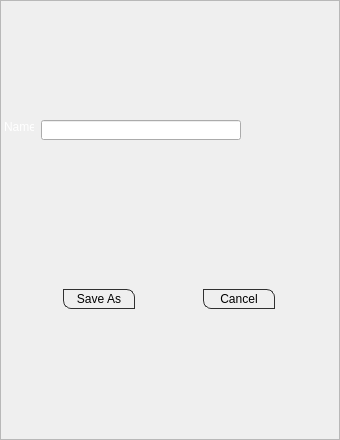
Old version of the form bin/data/ui/ogrescripteditor.ui in the repository realXtend/tundra.
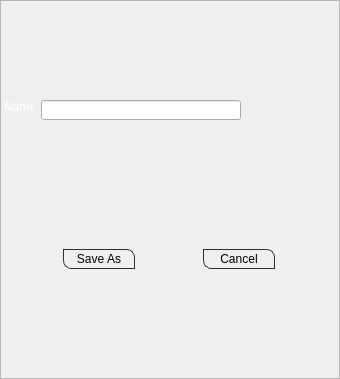
New version of the form.

Patch:
```diff
--- a/bin/data/ui/ogrescripteditor.ui
+++ b/bin/data/ui/ogrescripteditor.ui
@@ -7,7 +7,7 @@
     <x>0</x>
     <y>0</y>
     <width>340</width>
-    <height>440</height>
+    <height>379</height>
    </rect>
   </property>
   <property name="styleSheet">
```
